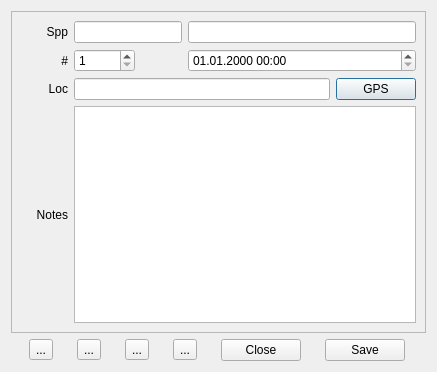
Old version of the form maebird/gui/observations.ui in the repository jlehtoma/MaeBird.
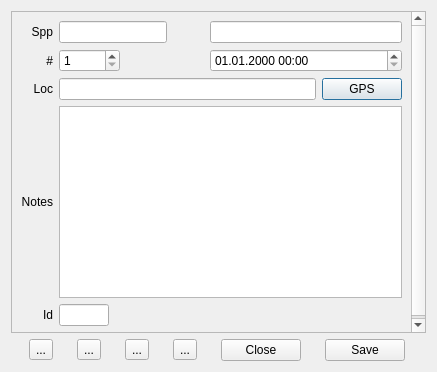
New version of the form. Icons and pictures are not drawn.

Commit message: Models and observations still not working

```diff
--- a/maebird/gui/observations.ui
+++ b/maebird/gui/observations.ui
@@ -23,9 +23,9 @@
       <property name="geometry">
        <rect>
         <x>0</x>
-        <y>0</y>
-        <width>417</width>
-        <height>317</height>
+        <y>-46</y>
+        <width>399</width>
+        <height>358</height>
        </rect>
       </property>
       <layout class="QGridLayout" name="gridLayout">
@@ -39,7 +39,7 @@
          </property>
         </widget>
        </item>
-       <item row="0" column="3" colspan="4">
+       <item row="0" column="4" colspan="4">
         <widget class="QLineEdit" name="sppLineEdit"/>
        </item>
        <item row="2" column="0">
@@ -52,10 +52,10 @@
          </property>
         </widget>
        </item>
-       <item row="2" column="2" colspan="4">
+       <item row="2" column="2" colspan="5">
         <widget class="QLineEdit" name="locLineEdit"/>
        </item>
-       <item row="2" column="6">
+       <item row="2" column="7">
         <widget class="QPushButton" name="gpsButton">
          <property name="text">
           <string>GPS</string>
@@ -72,7 +72,7 @@
          </property>
         </widget>
        </item>
-       <item row="1" column="3" colspan="4">
+       <item row="1" column="4" colspan="4">
         <widget class="QDateTimeEdit" name="dateTimeEdit">
          <property name="sizePolicy">
           <sizepolicy hsizetype="MinimumExpanding" vsizetype="Fixed">
@@ -98,7 +98,7 @@
          </property>
         </widget>
        </item>
-       <item row="3" column="2" colspan="5">
+       <item row="3" column="2" colspan="6">
         <widget class="QPlainTextEdit" name="notesTextEdit">
          <property name="sizePolicy">
           <sizepolicy hsizetype="Expanding" vsizetype="Minimum">
@@ -134,6 +134,78 @@
          </property>
         </widget>
        </item>
+       <item row="4" column="2">
+        <widget class="QLineEdit" name="idLineEdit">
+         <property name="sizePolicy">
+          <sizepolicy hsizetype="Fixed" vsizetype="Fixed">
+           <horstretch>0</horstretch>
+           <verstretch>0</verstretch>
+          </sizepolicy>
+         </property>
+         <property name="minimumSize">
+          <size>
+           <width>50</width>
+           <height>0</height>
+          </size>
+         </property>
+         <property name="maximumSize">
+          <size>
+           <width>50</width>
+           <height>16777215</height>
+          </size>
+         </property>
+         <property name="palette">
+          <palette>
+           <active>
+            <colorrole role="WindowText">
+             <brush brushstyle="SolidPattern">
+              <color alpha="255">
+               <red>204</red>
+               <green>204</green>
+               <blue>204</blue>
+              </color>
+             </brush>
+            </colorrole>
+           </active>
+           <inactive>
+            <colorrole role="WindowText">
+             <brush brushstyle="SolidPattern">
+              <color alpha="255">
+               <red>204</red>
+               <green>204</green>
+               <blue>204</blue>
+              </color>
+             </brush>
+            </colorrole>
+           </inactive>
+           <disabled>
+            <colorrole role="WindowText">
+             <brush brushstyle="SolidPattern">
+              <color alpha="255">
+               <red>118</red>
+               <green>118</green>
+               <blue>117</blue>
+              </color>
+             </brush>
+            </colorrole>
+           </disabled>
+          </palette>
+         </property>
+         <property name="readOnly">
+          <bool>true</bool>
+         </property>
+        </widget>
+       </item>
+       <item row="4" column="0">
+        <widget class="QLabel" name="label_3">
+         <property name="text">
+          <string>Id</string>
+         </property>
+         <property name="alignment">
+          <set>Qt::AlignRight|Qt::AlignTrailing|Qt::AlignVCenter</set>
+         </property>
+        </widget>
+       </item>
       </layout>
      </widget>
     </widget>
```
The commit also changes 10 other files.
